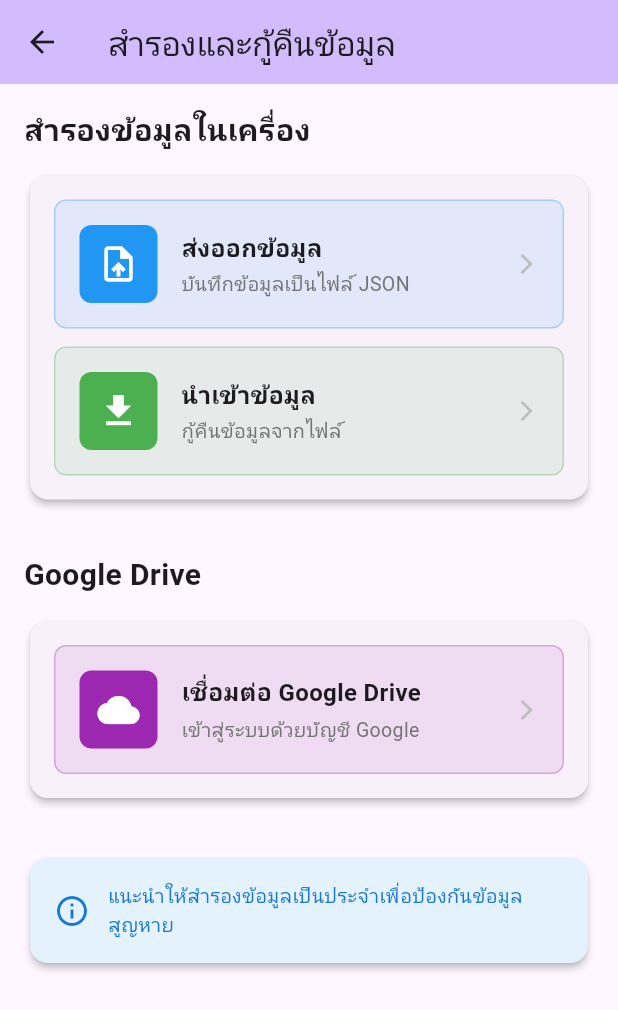
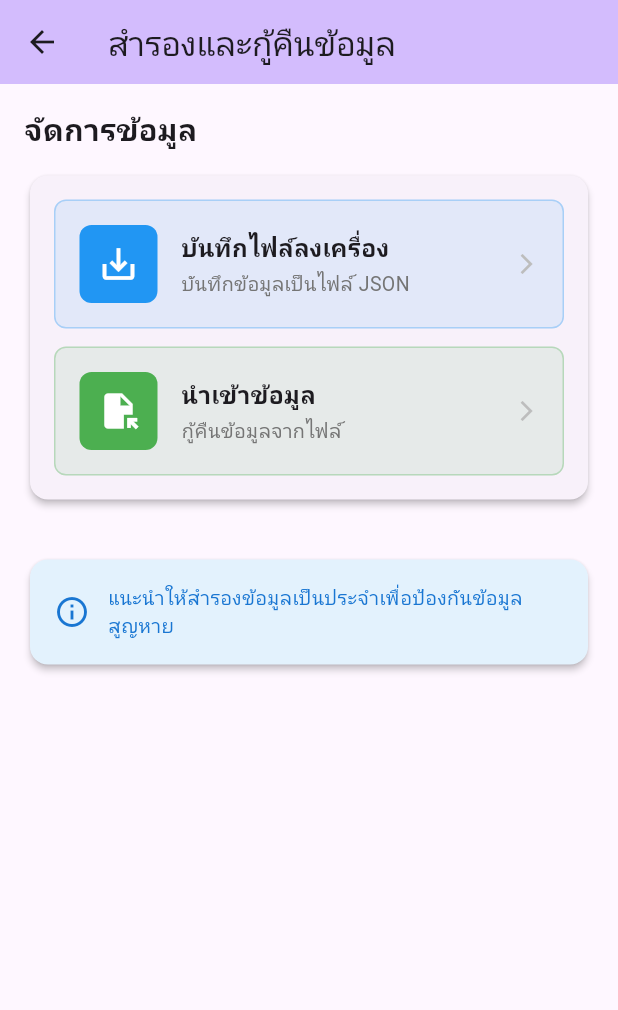
Before and after one commit to th0mas000/keb_tang, a Flutter app: the screen it shows after launch, after a tap on the "backup" icon, on a phone screen of 412 x 824 dp. Shown: the top 1010 px of the screen. Run offline on Flutter 3.47's test engine with Material 3 defaults, Android fonts, the phone set to English and light mode, and no system bars; our stand-ins replace file_picker, fl_chart, googleapis_auth, image_picker, sqflite; missing offline and left inert: google_mlkit_text_recognition, googleapis; accounts and stored records are empty.

Commit message:
update_backup

```diff
--- a/lib/screens/backup_screen.dart
+++ b/lib/screens/backup_screen.dart
@@ -1,8 +1,8 @@
 import 'package:flutter/material.dart';
 import 'package:file_picker/file_picker.dart';
-import 'package:share_plus/share_plus.dart';
+import 'dart:convert';
+import 'dart:io';
 import '../services/export_import_service.dart';
-import '../services/google_drive_service.dart';
 
 class BackupScreen extends StatefulWidget {
   const BackupScreen({super.key});
@@ -13,54 +13,45 @@
 
 class _BackupScreenState extends State<BackupScreen> {
   final ExportImportService _exportImportService = ExportImportService();
-  final GoogleDriveService _driveService = GoogleDriveService();
-
   bool _isLoading = false;
-  List<DriveBackupFile> _driveBackups = [];
-
-  @override
-  void initState() {
-    super.initState();
-    _checkDriveAuth();
-  }
-
-  Future<void> _checkDriveAuth() async {
-    if (_driveService.isAuthenticated) {
-      await _loadDriveBackups();
-    }
-  }
-
-  Future<void> _loadDriveBackups() async {
-    try {
-      setState(() => _isLoading = true);
-      final backups = await _driveService.listBackups();
-      setState(() {
-        _driveBackups = backups;
-        _isLoading = false;
-      });
-    } catch (e) {
-      setState(() => _isLoading = false);
-      _showError('ไม่สามารถโหลดรายการสำรองจาก Google Drive: $e');
-    }
-  }
 
   Future<void> _exportToLocal() async {
     try {
       setState(() => _isLoading = true);
-      final filePath = await _exportImportService.getShareableFilePath();
-      setState(() => _isLoading = false);
 
-      // Share the file
-      await Share.shareXFiles(
-        [XFile(filePath)],
-        subject: 'เก็บตังค์ - สำรองข้อมูล',
-        text: 'ไฟล์สำรองข้อมูลจากแอป เก็บตังค์',
+      // Get JSON data
+      final jsonData = await _exportImportService.exportToJson();
+
+      // Generate filename
+      final timestamp = DateTime.now().toIso8601String().replaceAll(':', '-').split('.').first;
+      final fileName = 'keb_tang_backup_$timestamp.json';
+
+      // Open save dialog
+      String? outputFile = await FilePicker.platform.saveFile(
+        dialogTitle: 'บันทึกไฟล์สำรองข้อมูล',
+        fileName: fileName,
+        type: FileType.custom,
+        allowedExtensions: ['json'],
+        bytes: utf8.encode(jsonData), // For web support if needed
       );
 
-      _showSuccess('ส่งออกข้อมูลสำเร็จ');
+      // On Android/iOS saveFile might return null if cancelled,
+      // or a path even if file not fully "written" by the picker itself on some platforms.
+      // But file_picker 8+ saveFile on Android returns the path to the created file.
+      // We explicitly write to it to ensure content is saved.
+
+      if (outputFile != null) {
+        final file = File(outputFile);
+        await file.writeAsString(jsonData);
+        _showSuccess('บันทึกไฟล์สำเร็จ: $outputFile');
+      } else {
+        // User cancelled
+      }
+
+      setState(() => _isLoading = false);
     } catch (e) {
       setState(() => _isLoading = false);
-      _showError('ไม่สามารถส่งออกข้อมูล: $e');
+      _showError('ไม่สามารถบันทึกไฟล์: $e');
     }
   }
 
@@ -89,65 +80,6 @@
     } catch (e) {
       setState(() => _isLoading = false);
       _showError('ไม่สามารถนำเข้าข้อมูล: $e');
-    }
-  }
-
-  Future<void> _exportToDrive() async {
-    try {
-      if (!_driveService.isAuthenticated) {
-        _showError('กรุณาเชื่อมต่อกับ Google Drive ก่อน');
-        return;
-      }
-
-      setState(() => _isLoading = true);
-      final filePath = await _exportImportService.exportToFile();
-      await _driveService.uploadBackup(filePath);
-      setState(() => _isLoading = false);
-
-      _showSuccess('อัปโหลดข้อมูลไปยัง Google Drive สำเร็จ');
-      await _loadDriveBackups();
-    } catch (e) {
-      setState(() => _isLoading = false);
-      _showError('ไม่สามารถอัปโหลดไปยัง Google Drive: $e');
-    }
-  }
-
-  Future<void> _importFromDrive(String fileId) async {
-    try {
-      // Show strategy selection dialog
-      final strategy = await _showImportStrategyDialog();
-      if (strategy == null) return;
-
-      setState(() => _isLoading = true);
-      final jsonData = await _driveService.downloadBackup(fileId);
-      final count = await _exportImportService.importFromJson(jsonData, strategy);
-      setState(() => _isLoading = false);
-
-      _showSuccess('นำเข้าข้อมูลจาก Google Drive สำเร็จ: $count รายการ');
-    } catch (e) {
-      setState(() => _isLoading = false);
-      _showError('ไม่สามารถนำเข้าข้อมูลจาก Google Drive: $e');
-    }
-  }
-
-  Future<void> _connectToDrive() async {
-    try {
-      setState(() => _isLoading = true);
-      final success = await _driveService.authenticate();
-      setState(() => _isLoading = false);
-
-      if (success) {
-        _showSuccess('เชื่อมต่อกับ Google Drive สำเร็จ');
-        await _loadDriveBackups();
-      } else {
-        _showError(
-          'Google Drive ยังไม่ได้ตั้งค่า\n'
-          'กรุณาติดต่อผู้พัฒนาเพื่อตั้งค่า OAuth credentials'
-        );
-      }
-    } catch (e) {
-      setState(() => _isLoading = false);
-      _showError('ไม่สามารถเชื่อมต่อกับ Google Drive: $e');
     }
   }
 
@@ -218,8 +150,7 @@
               child: Column(
                 crossAxisAlignment: CrossAxisAlignment.start,
                 children: [
-                  // Local Backup Section
-                  _buildSectionTitle('สำรองข้อมูลในเครื่อง'),
+                   _buildSectionTitle('จัดการข้อมูล'),
                   const SizedBox(height: 12),
                   Card(
                     child: Padding(
@@ -227,15 +158,15 @@
                       child: Column(
                         children: [
                           _buildActionButton(
-                            icon: Icons.upload_file,
-                            label: 'ส่งออกข้อมูล',
+                            icon: Icons.save_alt,
+                            label: 'บันทึกไฟล์ลงเครื่อง',
                             subtitle: 'บันทึกข้อมูลเป็นไฟล์ JSON',
                             color: Colors.blue,
                             onPressed: _exportToLocal,
                           ),
                           const SizedBox(height: 12),
                           _buildActionButton(
-                            icon: Icons.download,
+                            icon: Icons.file_open,
                             label: 'นำเข้าข้อมูล',
                             subtitle: 'กู้คืนข้อมูลจากไฟล์',
                             color: Colors.green,
@@ -246,79 +177,6 @@
                     ),
                   ),
                   const SizedBox(height: 32),
-
-                  // Google Drive Section
-                  _buildSectionTitle('Google Drive'),
-                  const SizedBox(height: 12),
-                  Card(
-                    child: Padding(
-                      padding: const EdgeInsets.all(16),
-                      child: Column(
-                        children: [
-                          if (!_driveService.isAuthenticated) ...[
-                            _buildActionButton(
-                              icon: Icons.cloud,
-                              label: 'เชื่อมต่อ Google Drive',
-                              subtitle: 'เข้าสู่ระบบด้วยบัญชี Google',
-                              color: Colors.purple,
-                              onPressed: _connectToDrive,
-                            ),
-                          ] else ...[
-                            _buildActionButton(
-                              icon: Icons.cloud_upload,
-                              label: 'อัปโหลดไป Google Drive',
-                              subtitle: 'สำรองข้อมูลบน Cloud',
-                              color: Colors.blue,
-                              onPressed: _exportToDrive,
-                            ),
-                            const SizedBox(height: 24),
-                            const Divider(),
-                            const SizedBox(height: 8),
-                            Row(
-                              mainAxisAlignment: MainAxisAlignment.spaceBetween,
-                              children: [
-                                const Text(
-                                  'ไฟล์สำรองบน Drive',
-                                  style: TextStyle(
-                                    fontSize: 16,
-                                    fontWeight: FontWeight.bold,
-                                  ),
-                                ),
-                                IconButton(
-                                  icon: const Icon(Icons.refresh),
-                                  onPressed: _loadDriveBackups,
-                                ),
-                              ],
-                            ),
-                            const SizedBox(height: 8),
-                            if (_driveBackups.isEmpty)
-                              const Padding(
-                                padding: EdgeInsets.all(16),
-                                child: Text(
-                                  'ยังไม่มีไฟล์สำรอง',
-                                  style: TextStyle(color: Colors.grey),
-                                ),
-                              )
-                            else
-                              ..._driveBackups.map((backup) => ListTile(
-                                    leading: const Icon(Icons.cloud_done),
-                                    title: Text(backup.name),
-                                    subtitle: Text(
-                                      '${_formatDate(backup.createdTime)} • ${_formatSize(backup.size)}',
-                                    ),
-                                    trailing: IconButton(
-                                      icon: const Icon(Icons.download),
-                                      onPressed: () => _importFromDrive(backup.id),
-                                    ),
-                                  )),
-                          ],
-                        ],
-                      ),
-                    ),
-                  ),
-
-                  const SizedBox(height: 32),
-
                   // Info Card
                   Card(
                     color: Colors.blue.shade50,
```
